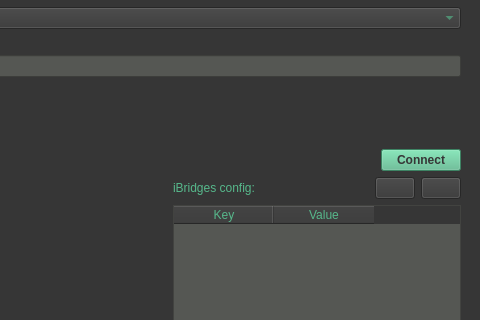
Above: gui/ui_files/irodsLoginConfigEditor.ui from iBridges-for-iRODS/iBridges-GUI before the change; both pictures show x 420 to 900 and y 83 to 403 of the 900 by 621 pixel window. Below: the same form after it.
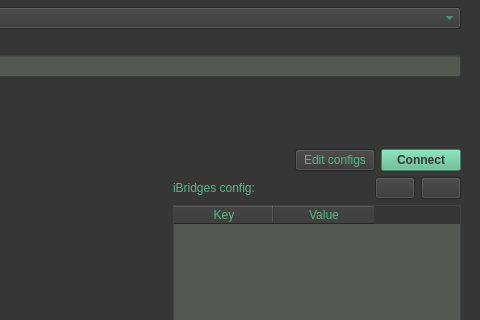
That is the form after the change. Icons and pictures are not drawn.

Commit message: Integrating prototype for config editing into new backend.

Patch:
```diff
--- a/gui/ui_files/irodsLoginConfigEditor.ui
+++ b/gui/ui_files/irodsLoginConfigEditor.ui
@@ -158,6 +158,13 @@
           </property>
          </spacer>
         </item>
+        <item>
+         <widget class="QPushButton" name="pushButton">
+          <property name="text">
+           <string>Edit configs</string>
+          </property>
+         </widget>
+        </item>
         <item>
          <widget class="QPushButton" name="connectButton">
           <property name="font">
```
The commit also changes 3 other files.
